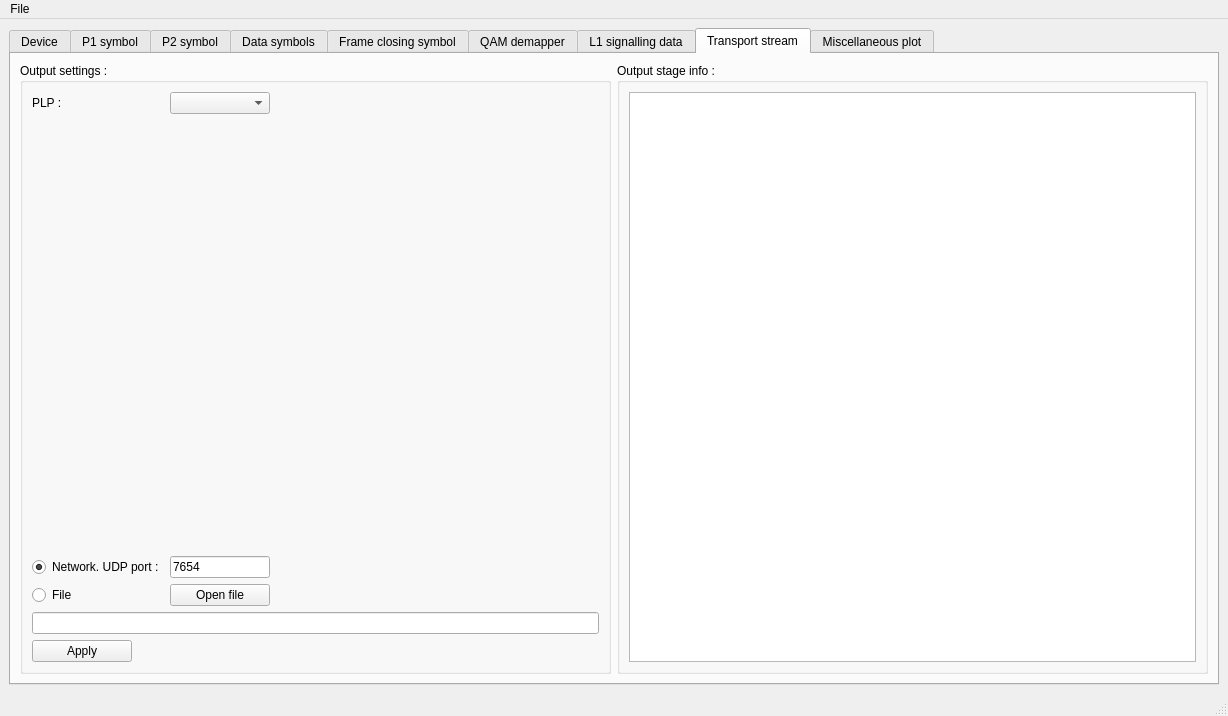
Before: the Qt Designer form src/main_window.ui in JustZhenya/sdr_receiver_dvb_t2, drawn with Qt 5.
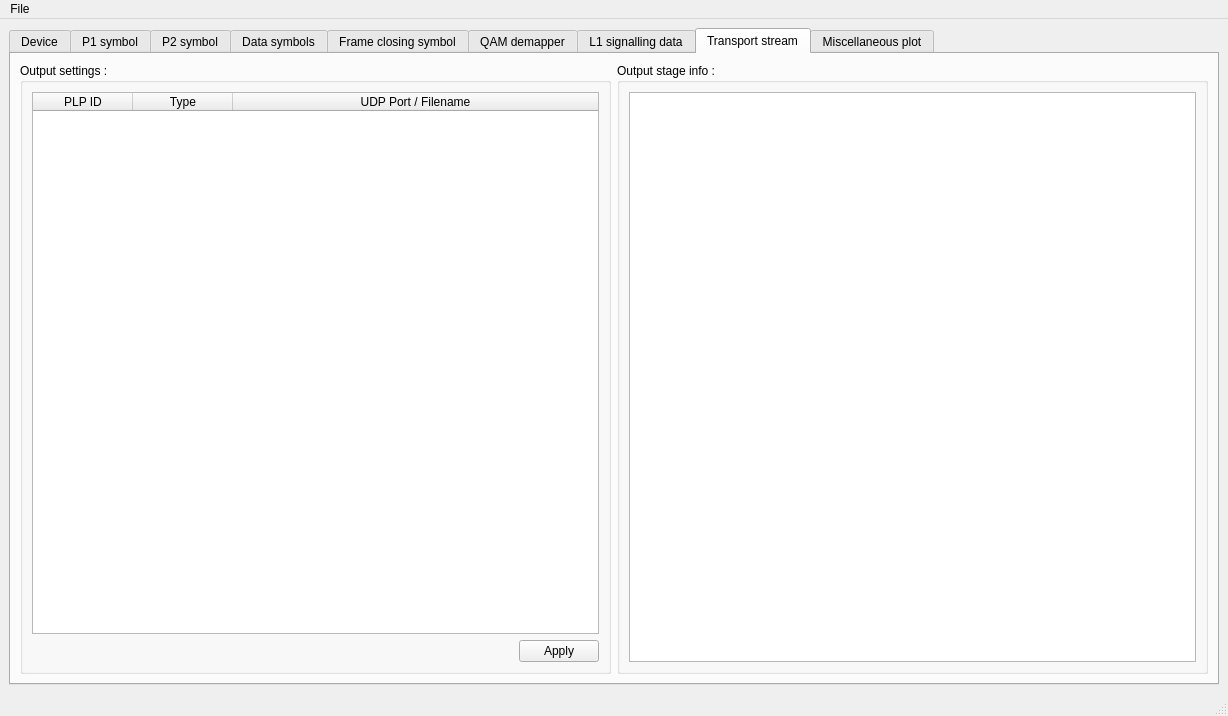
After: the same form once the commit is applied. The open tabs and pages were chosen to show the change. Icons and pictures are not drawn. Custom widgets are drawn as their Qt base class.

Patch:
```diff
--- a/src/main_window.ui
+++ b/src/main_window.ui
@@ -771,149 +771,39 @@
            <string>Output settings :</string>
           </property>
           <layout class="QGridLayout" name="gridLayout_14">
-           <item row="4" column="0" colspan="3">
-            <widget class="QLineEdit" name="line_edit_ts_file_name">
-             <property name="readOnly">
-              <bool>true</bool>
-             </property>
-            </widget>
-           </item>
-           <item row="0" column="2">
-            <spacer name="horizontalSpacer_5">
-             <property name="orientation">
-              <enum>Qt::Orientation::Horizontal</enum>
-             </property>
-             <property name="sizeType">
-              <enum>QSizePolicy::Policy::Expanding</enum>
-             </property>
-             <property name="sizeHint" stdset="0">
-              <size>
-               <width>40</width>
-               <height>20</height>
-              </size>
-             </property>
-            </spacer>
-           </item>
-           <item row="3" column="1">
-            <widget class="QPushButton" name="push_button_ts_open_file">
-             <property name="maximumSize">
-              <size>
-               <width>100</width>
-               <height>16777215</height>
-              </size>
-             </property>
-             <property name="text">
-              <string>Open file</string>
-             </property>
-            </widget>
-           </item>
-           <item row="2" column="0">
-            <widget class="QRadioButton" name="radio_button_ts_net">
-             <property name="enabled">
-              <bool>true</bool>
-             </property>
-             <property name="text">
-              <string>Network. UDP port :</string>
-             </property>
-             <property name="checkable">
-              <bool>true</bool>
-             </property>
-             <property name="checked">
-              <bool>true</bool>
-             </property>
-            </widget>
-           </item>
-           <item row="3" column="0">
-            <widget class="QRadioButton" name="radio_button_ts_file">
-             <property name="text">
-              <string>File</string>
-             </property>
-             <property name="checked">
-              <bool>false</bool>
-             </property>
-            </widget>
-           </item>
-           <item row="5" column="0">
+           <item row="3" column="0" alignment="Qt::AlignmentFlag::AlignRight">
             <widget class="QPushButton" name="push_button_ts_apply">
-             <property name="sizePolicy">
-              <sizepolicy hsizetype="Preferred" vsizetype="Fixed">
-               <horstretch>0</horstretch>
-               <verstretch>0</verstretch>
-              </sizepolicy>
-             </property>
-             <property name="maximumSize">
-              <size>
-               <width>100</width>
-               <height>16777215</height>
-              </size>
-             </property>
              <property name="text">
               <string>Apply</string>
              </property>
             </widget>
            </item>
-           <item row="0" column="0">
-            <widget class="QLabel" name="label_7">
-             <property name="sizePolicy">
-              <sizepolicy hsizetype="Fixed" vsizetype="Preferred">
-               <horstretch>0</horstretch>
-               <verstretch>0</verstretch>
-              </sizepolicy>
+           <item row="2" column="0">
+            <widget class="QTableWidget" name="table_ts_out_params">
+             <property name="gridStyle">
+              <enum>Qt::PenStyle::SolidLine</enum>
              </property>
-             <property name="maximumSize">
-              <size>
-               <width>60</width>
-               <height>16777215</height>
-              </size>
-             </property>
-             <property name="text">
-              <string>PLP :</string>
-             </property>
-            </widget>
-           </item>
-           <item row="2" column="1">
-            <widget class="QLineEdit" name="line_edit_ts_udp_port">
-             <property name="sizePolicy">
-              <sizepolicy hsizetype="Preferred" vsizetype="Fixed">
-               <horstretch>0</horstretch>
-               <verstretch>0</verstretch>
-              </sizepolicy>
-             </property>
-             <property name="maximumSize">
-              <size>
-               <width>100</width>
-               <height>16777215</height>
-              </size>
-             </property>
-             <property name="inputMask">
-              <string>99999</string>
-             </property>
-             <property name="text">
-              <string>7654</string>
-             </property>
-            </widget>
-           </item>
-           <item row="1" column="0">
-            <spacer name="verticalSpacer_5">
-             <property name="orientation">
-              <enum>Qt::Orientation::Vertical</enum>
-             </property>
-             <property name="sizeHint" stdset="0">
-              <size>
-               <width>20</width>
-               <height>40</height>
-              </size>
-             </property>
-            </spacer>
-           </item>
-           <item row="0" column="1">
-            <widget class="QComboBox" name="combo_box_ts_plp">
-             <property name="maximumSize">
-              <size>
-               <width>100</width>
-               <height>16777215</height>
-              </size>
-             </property>
+             <attribute name="horizontalHeaderCascadingSectionResizes">
+              <bool>false</bool>
+             </attribute>
+             <attribute name="horizontalHeaderStretchLastSection">
+              <bool>true</bool>
+             </attribute>
+             <column>
+              <property name="text">
+               <string>PLP ID</string>
+              </property>
+             </column>
+             <column>
+              <property name="text">
+               <string>Type</string>
+              </property>
+             </column>
+             <column>
+              <property name="text">
+               <string>UDP Port / Filename</string>
+              </property>
+             </column>
             </widget>
            </item>
           </layout>
```
Left out of the diff: 2 changed lines with no effect on the pictures.
